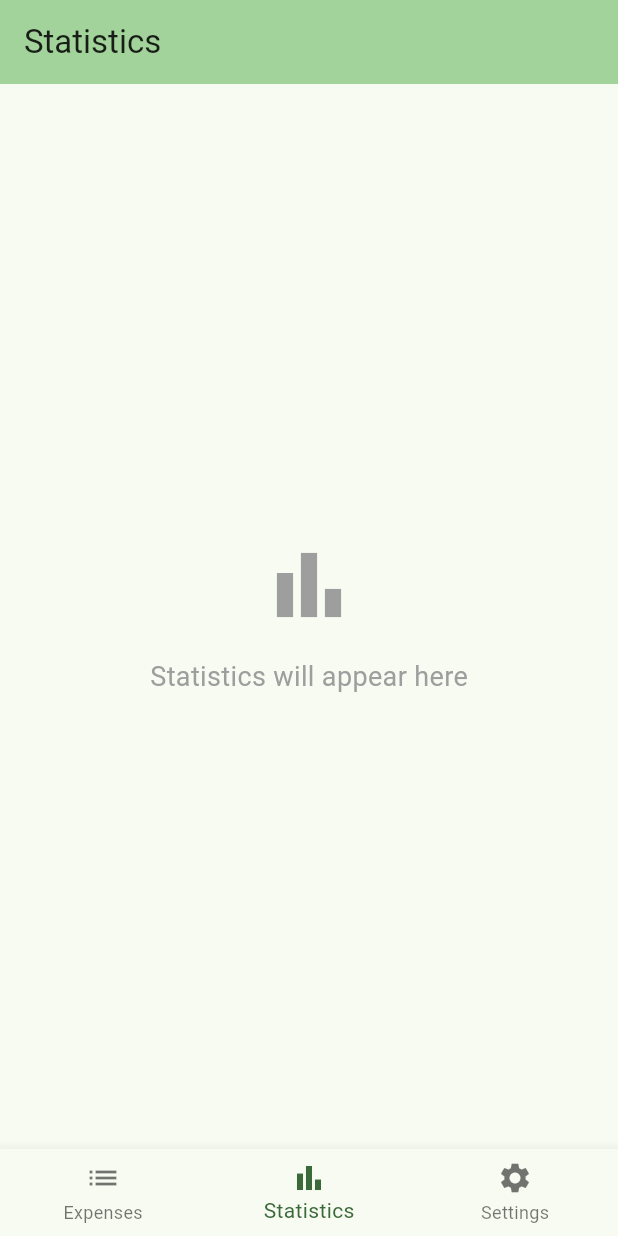
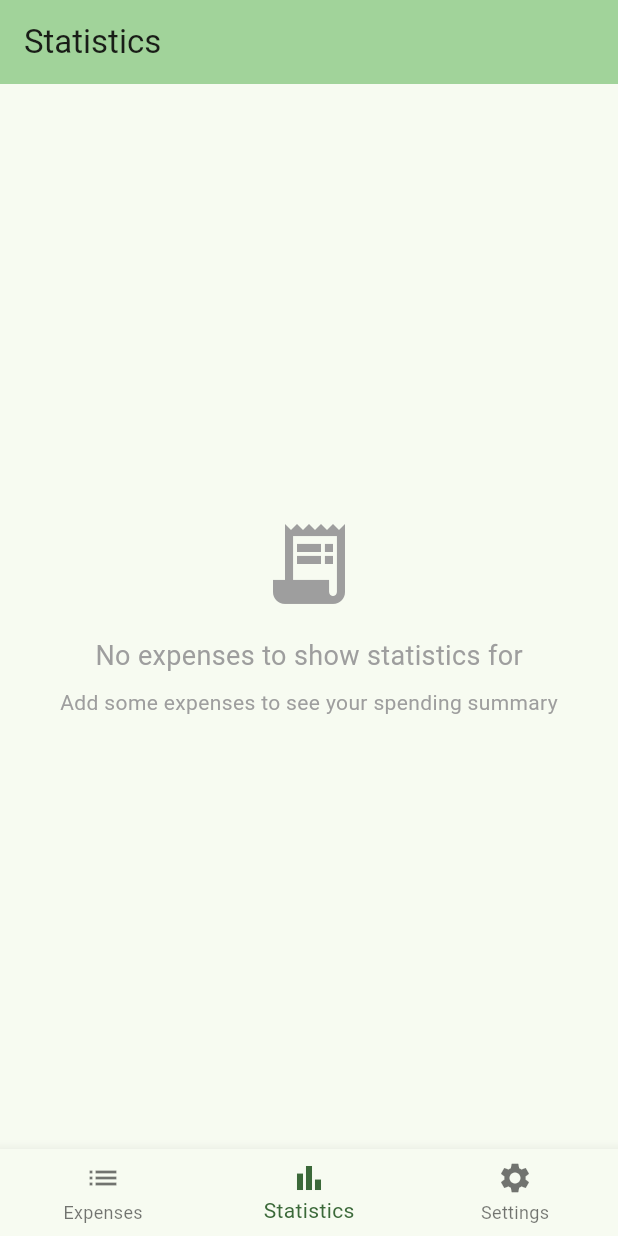
Before and after one commit to quadro-softworks/Expense-Tracker-, a Flutter app: the screen it shows after launch, item 2 of the bottom bar chosen, on a phone screen of 412 x 824 dp. Run offline on Flutter 3.47's test engine with Material 3 defaults, Android fonts, the phone set to English and light mode, and no system bars.

Commit message:
feat: Implement basic statistics screen

```diff
--- a/lib/main.dart
+++ b/lib/main.dart
@@ -85,7 +85,7 @@ class _HomeScreenState extends State<HomeScreen> {
         );
       },
     ),
-    const StatisticsScreen(),
+    StatisticsScreen(expenses: _expenses, categories: _categories), // Pass expenses and categories
     const SettingsScreen(),
   ];
 
@@ -257,27 +257,118 @@ class ExpenseListScreen extends StatelessWidget {
 }
 
 class StatisticsScreen extends StatelessWidget {
-  const StatisticsScreen({super.key});
+  final List<Expense> expenses;
+  final List<Category> categories;
+
+  const StatisticsScreen({
+    super.key,
+    required this.expenses,
+    required this.categories,
+  });
+
+  Map<String, double> _calculateCategoryTotals() {
+    final categoryTotals = <String, double>{};
+    for (final expense in expenses) {
+      categoryTotals.update(
+        expense.categoryId,
+        (value) => value + expense.amount,
+        ifAbsent: () => expense.amount,
+      );
+    }
+    return categoryTotals;
+  }
+
+  Category? _getCategoryById(String categoryId) {
+    try {
+      return categories.firstWhere((cat) => cat.id == categoryId);
+    } catch (e) {
+      return null; // Should not happen if data is consistent
+    }
+  }
 
   @override
   Widget build(BuildContext context) {
+    final categoryTotals = _calculateCategoryTotals();
+
     return Scaffold(
       appBar: AppBar(
         title: const Text('Statistics'),
         backgroundColor: Theme.of(context).colorScheme.inversePrimary,
       ),
-      body: const Center(
+      body: expenses.isEmpty
+          ? const Center(
+              child: Column(
+                mainAxisAlignment: MainAxisAlignment.center,
+                children: [
+                  Icon(Icons.receipt_long, size: 64, color: Colors.grey),
+                  SizedBox(height: 16),
+                  Text(
+                    'No expenses to show statistics for',
+                    style: TextStyle(fontSize: 18, color: Colors.grey),
+                  ),
+                  SizedBox(height: 8),
+                  Text(
+                    'Add some expenses to see your spending summary',
+                    style: TextStyle(color: Colors.grey),
+                  ),
+                ],
+              ),
+            )
+          : categoryTotals.isEmpty // Also check if categoryTotals is empty, though expenses.isEmpty should cover this
+              ? const Center( // This case might be redundant if expenses.isEmpty is handled first
                   child: Column(
                     mainAxisAlignment: MainAxisAlignment.center,
                     children: [
                       Icon(Icons.bar_chart, size: 64, color: Colors.grey),
                       SizedBox(height: 16),
                       Text(
-              'Statistics will appear here',
+                        'No category spending to display',
                         style: TextStyle(fontSize: 18, color: Colors.grey),
                       ),
                     ],
                   ),
+                )
+              : ListView.builder(
+                  padding: const EdgeInsets.all(16.0),
+                  itemCount: categoryTotals.length,
+                  itemBuilder: (context, index) {
+                    final categoryId = categoryTotals.keys.elementAt(index);
+                    final totalAmount = categoryTotals[categoryId]!;
+                    final category = _getCategoryById(categoryId);
+
+                    return Card(
+                      margin: const EdgeInsets.symmetric(vertical: 8.0),
+                      child: Padding(
+                        padding: const EdgeInsets.all(16.0),
+                        child: Row(
+                          children: [
+                            Text(
+                              category?.icon ?? '❓',
+                              style: const TextStyle(fontSize: 24),
+                            ),
+                            const SizedBox(width: 16),
+                            Expanded(
+                              child: Text(
+                                category?.name ?? 'Unknown Category',
+                                style: const TextStyle(
+                                  fontSize: 18,
+                                  fontWeight: FontWeight.bold,
+                                ),
+                              ),
+                            ),
+                            Text(
+                              '\\$${totalAmount.toStringAsFixed(2)}',
+                              style: TextStyle(
+                                fontSize: 18,
+                                fontWeight: FontWeight.bold,
+                                color: Colors.green[700],
+                              ),
+                            ),
+                          ],
+                        ),
+                      ),
+                    );
+                  },
                 ),
     );
   }
```
Lines whose indentation alone changed are shown as unchanged.
